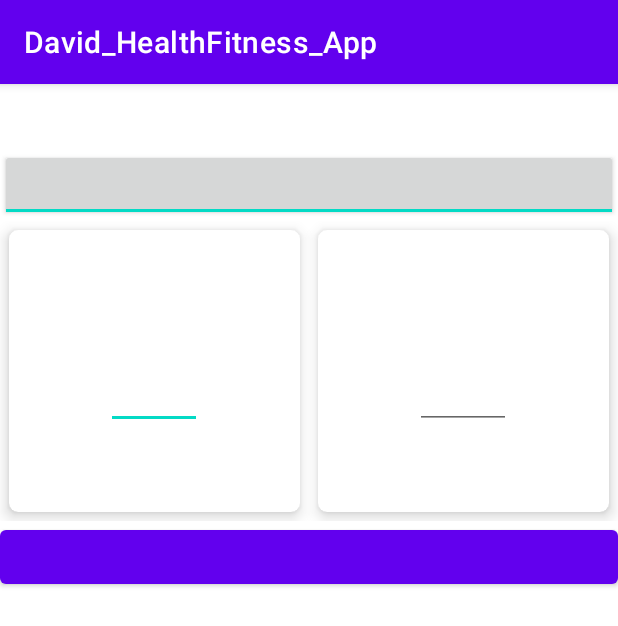
After one commit to MphoDave/David_HealthFitness_App, an Android app: the MainActivity screen opened directly, with no data from a screen before it, on a phone screen of 412 x 824 dp. The commit adds this screen. Shown: the top 626 px of the screen. Run offline under Robolectric (Android 15) with nearby library versions, the phone set to English and light mode, and no system bars.

```diff
--- a/app/src/main/AndroidManifest.xml
+++ b/app/src/main/AndroidManifest.xml
@@ -47,6 +47,8 @@
         </activity>
         <activity android:name=".HeartRateMonitor"  />
         <activity android:name=".Thermometer" />
+        <activity android:name=".MainActivity" />
+
     </application>
 
 </manifest>
--- /dev/null
+++ b/app/src/main/java/com/example/david_healthfitness_app/MainActivity.java
@@ -0,0 +1,127 @@
+package com.example.david_healthfitness_app;
+
+import static com.example.david_healthfitness_app.BMICalcUtil.BMI_CATEGORY_HEALTHY;
+import static com.example.david_healthfitness_app.BMICalcUtil.BMI_CATEGORY_OBESE;
+import static com.example.david_healthfitness_app.BMICalcUtil.BMI_CATEGORY_OVERWEIGHT;
+import static com.example.david_healthfitness_app.BMICalcUtil.BMI_CATEGORY_UNDERWEIGHT;
+
+import androidx.appcompat.app.AppCompatActivity;
+import androidx.cardview.widget.CardView;
+
+import android.graphics.Color;
+import android.os.Bundle;
+import android.view.View;
+import android.widget.Button;
+import android.widget.EditText;
+import android.widget.TextView;
+import android.widget.Toast;
+import android.widget.ToggleButton;
+
+public class MainActivity extends AppCompatActivity {
+    private EditText weightKgEditText, heightCmEditText;
+    private EditText weightLbsEditText, heightFtEditText, heightInEditText;
+    private Button calculateButton;
+    private TextView bmiTextView, categoryTextView;
+    private ToggleButton toggleUnitsButton;
+    private CardView bmiResultCardView;
+
+    private boolean inMetricUnits;
+
+    @Override
+    protected void onCreate(Bundle savedInstanceState) {
+        super.onCreate(savedInstanceState);
+        setContentView(R.layout.activity_main);
+
+        weightKgEditText = findViewById(R.id.activity_main_weightkgs);
+        heightCmEditText = findViewById(R.id.activity_main_heightcm);
+
+        weightLbsEditText = findViewById(R.id.activity_main_weightlbs);
+        heightFtEditText = findViewById(R.id.activity_main_heightfeet);
+        heightInEditText = findViewById(R.id.activity_main_heightinches);
+
+        calculateButton = findViewById(R.id.activity_main_calculate);
+        toggleUnitsButton = findViewById(R.id.activity_main_toggleunits);
+
+        bmiTextView = findViewById(R.id.activity_main_bmi);
+        categoryTextView = findViewById(R.id.activity_main_category);
+        bmiResultCardView = findViewById(R.id.activity_main_resultcard);
+
+        inMetricUnits = true;
+        updateInputsVisibility();
+        bmiResultCardView.setVisibility(View.GONE);
+
+        calculateButton.setOnClickListener(new View.OnClickListener() {
+            @Override
+            public void onClick(View view) {
+                if (inMetricUnits) {
+                    if (weightKgEditText.length() == 0 || heightCmEditText.length() == 0) {
+                        Toast.makeText(MainActivity.this, "Populate Weight and Height to Calculate BMI", Toast.LENGTH_SHORT).show();
+                    } else {
+                        double heightInCms = Double.parseDouble(heightCmEditText.getText().toString());
+                        double weightInKgs = Double.parseDouble(weightKgEditText.getText().toString());
+                        double bmi = BMICalcUtil.getInstance().calculateBMIMetric(heightInCms, weightInKgs);
+                        displayBMI(bmi);
+                    }
+                } else {
+                    if (weightLbsEditText.length() == 0 || heightFtEditText.length() == 0 || heightInEditText.length() == 0) {
+                        Toast.makeText(MainActivity.this, "Populate Weight and Height to Calculate BMI", Toast.LENGTH_SHORT).show();
+                    } else {
+                        double heightFeet = Double.parseDouble(heightFtEditText.getText().toString());
+                        double heightInches = Double.parseDouble(heightInEditText.getText().toString());
+                        double weightLbs = Double.parseDouble(weightLbsEditText.getText().toString());
+                        double bmi = BMICalcUtil.getInstance().calculateBMIImperial(heightFeet, heightInches, weightLbs);
+                        displayBMI(bmi);
+                    }
+                }
+            }
+        });
+
+        toggleUnitsButton.setOnClickListener(new View.OnClickListener() {
+            @Override
+            public void onClick(View view) {
+                inMetricUnits = !inMetricUnits;
+                updateInputsVisibility();
+            }
+        });
+    }
+
+    private void updateInputsVisibility() {
+        if (inMetricUnits) {
+            heightCmEditText.setVisibility(View.VISIBLE);
+            weightKgEditText.setVisibility(View.VISIBLE);
+            heightFtEditText.setVisibility(View.GONE);
+            heightInEditText.setVisibility(View.GONE);
+            weightLbsEditText.setVisibility(View.GONE);
+        } else {
+            heightCmEditText.setVisibility(View.GONE);
+            weightKgEditText.setVisibility(View.GONE);
+            heightFtEditText.setVisibility(View.VISIBLE);
+            heightInEditText.setVisibility(View.VISIBLE);
+            weightLbsEditText.setVisibility(View.VISIBLE);
+        }
+    }
+
+    private void displayBMI(double bmi) {
+        bmiResultCardView.setVisibility(View.VISIBLE);
+
+        bmiTextView.setText(String.format("%.2f", bmi));
+
+        String bmiCategory = BMICalcUtil.getInstance().classifyBMI(bmi);
+        categoryTextView.setText(bmiCategory);
+
+        switch (bmiCategory) {
+            case BMI_CATEGORY_UNDERWEIGHT:
+                bmiResultCardView.setCardBackgroundColor(Color.YELLOW);
+                break;
+            case BMI_CATEGORY_HEALTHY:
+                bmiResultCardView.setCardBackgroundColor(Color.GREEN);
+                break;
+            case BMI_CATEGORY_OVERWEIGHT:
+                bmiResultCardView.setCardBackgroundColor(Color.YELLOW);
+                break;
+            case BMI_CATEGORY_OBESE:
+                bmiResultCardView.setCardBackgroundColor(Color.RED);
+                break;
+        }
+    }
+}
--- /dev/null
+++ b/app/src/main/res/layout/activity_main.xml
@@ -0,0 +1,189 @@
+<?xml version="1.0" encoding="utf-8"?>
+<LinearLayout xmlns:android="http://schemas.android.com/apk/res/android"
+    xmlns:tools="http://schemas.android.com/tools"
+    android:layout_width="match_parent"
+    android:layout_height="match_parent"
+    xmlns:app="http://schemas.android.com/apk/res-auto"
+    tools:context=".MainActivity"
+    android:orientation="vertical">
+
+    <TextView
+        android:layout_width="match_parent"
+        android:layout_height="wrap_content"
+        android:gravity="center_horizontal"
+        android:text="@string/bmi_calculator"
+        android:textSize="32sp"/>
+
+    <ToggleButton
+        android:id="@+id/activity_main_toggleunits"
+        android:layout_width="match_parent"
+        android:layout_height="wrap_content"
+        android:checked="true"
+        android:textOff="@string/imperial_units"
+        android:textOn="@string/metric_units" />
+
+    <LinearLayout
+        android:layout_width="match_parent"
+        android:layout_height="200dp"
+        android:orientation="horizontal">
+
+        <androidx.cardview.widget.CardView
+            android:layout_width="0dp"
+            android:layout_weight="0.5"
+            android:layout_height="match_parent"
+            android:layout_margin="6dp"
+            app:cardElevation="6dp"
+            app:cardCornerRadius="6dp">
+
+            <LinearLayout
+                android:layout_width="match_parent"
+                android:layout_height="wrap_content"
+                android:orientation="vertical"
+                android:layout_gravity="center_vertical">
+
+                <TextView
+                    android:id="@+id/activity_main_heightlabel"
+                    android:layout_width="match_parent"
+                    android:layout_height="wrap_content"
+                    android:gravity="center_horizontal"
+                    android:text="@string/height"
+                    android:textSize="24sp"
+                    tools:text="height" />
+
+                <EditText
+                    android:id="@+id/activity_main_heightcm"
+                    android:layout_width="wrap_content"
+                    android:layout_height="wrap_content"
+                    android:ems="3"
+                    android:inputType="numberDecimal"
+                    android:layout_gravity="center_horizontal"
+                    android:gravity="center_horizontal"
+                    android:hint="@string/cm"/>
+
+                <LinearLayout
+                    android:layout_width="match_parent"
+                    android:layout_height="wrap_content"
+                    android:orientation="horizontal"
+                    android:gravity="center_horizontal">
+
+                    <EditText
+                        android:id="@+id/activity_main_heightfeet"
+                        android:layout_width="wrap_content"
+                        android:layout_height="wrap_content"
+                        android:ems="3"
+                        android:inputType="numberDecimal"
+                        android:gravity="center_horizontal"
+                        android:hint="@string/ft"/>
+
+                    <EditText
+                        android:id="@+id/activity_main_heightinches"
+                        android:layout_width="wrap_content"
+                        android:layout_height="wrap_content"
+                        android:ems="3"
+                        android:inputType="numberDecimal"
+                        android:gravity="center_horizontal"
+                        android:hint="@string/in"/>
+
+                </LinearLayout>
+
+            </LinearLayout>
+
+        </androidx.cardview.widget.CardView>
+
+        <androidx.cardview.widget.CardView
+            android:layout_width="0dp"
+            android:layout_weight="0.5"
+            android:layout_height="match_parent"
+            android:layout_margin="6dp"
+            app:cardElevation="6dp"
+            app:cardCornerRadius="6dp">
+
+            <LinearLayout
+                android:layout_width="match_parent"
+                android:layout_height="wrap_content"
+                android:orientation="vertical"
+                android:layout_gravity="center_vertical">
+
+                <TextView
+                    android:id="@+id/activity_main_weightlabel"
+                    android:layout_width="match_parent"
+                    android:layout_height="wrap_content"
+                    android:gravity="center_horizontal"
+                    android:text="@string/weight"
+                    android:textSize="24sp"/>
+
+                <EditText
+                    android:id="@+id/activity_main_weightkgs"
+                    android:layout_width="wrap_content"
+                    android:layout_height="wrap_content"
+                    android:ems="3"
+                    android:inputType="numberDecimal"
+                    android:layout_gravity="center_horizontal"
+                    android:gravity="center_horizontal"
+                    android:hint="@string/kg"/>
+
+                <EditText
+                    android:id="@+id/activity_main_weightlbs"
+                    android:layout_width="wrap_content"
+                    android:layout_height="wrap_content"
+                    android:ems="3"
+                    android:inputType="numberDecimal"
+                    android:layout_gravity="center_horizontal"
+                    android:gravity="center_horizontal"
+                    android:hint="@string/lbs"/>
+
+            </LinearLayout>
+        </androidx.cardview.widget.CardView>
+
+    </LinearLayout>
+
+    <Button
+        android:id="@+id/activity_main_calculate"
+        android:layout_width="match_parent"
+        android:layout_height="wrap_content"
+        android:layout_gravity="center_horizontal"
+        android:text="@string/calculate"
+        tools:text="calculate BMI" />
+
+    <androidx.cardview.widget.CardView
+        android:layout_width="match_parent"
+        android:layout_height="100dp"
+        app:cardCornerRadius="6dp"
+        app:cardMaxElevation="6dp"
+        android:layout_margin="6dp"
+        android:id="@+id/activity_main_resultcard">
+
+        <LinearLayout
+            android:layout_width="match_parent"
+            android:layout_height="wrap_content"
+            android:orientation="vertical"
+            android:layout_gravity="center_vertical">
+
+            <TextView
+                android:layout_width="match_parent"
+                android:layout_height="wrap_content"
+                android:gravity="center_horizontal"
+                android:text="@string/bmi"
+                android:textSize="24sp"/>
+
+            <TextView
+                android:layout_width="match_parent"
+                android:layout_height="wrap_content"
+                android:layout_gravity="center_horizontal"
+                android:gravity="center_horizontal"
+                android:id="@+id/activity_main_bmi"
+                android:textSize="20sp"/>
+
+            <TextView
+                android:layout_width="match_parent"
+                android:layout_height="wrap_content"
+                android:layout_gravity="center_horizontal"
+                android:gravity="center_horizontal"
+                android:id="@+id/activity_main_category"
+                android:textSize="16sp"/>
+
+        </LinearLayout>
+
+    </androidx.cardview.widget.CardView>
+
+</LinearLayout>
--- a/app/src/main/res/values/ids.xml
+++ b/app/src/main/res/values/ids.xml
@@ -1,4 +1,8 @@
 <?xml version="1.0" encoding="utf-8"?>
 <resources>
     <item name="action_settings" type="id" />
+    <item name="weight" type="id" />
+    <item name="height" type="id" />
+    <item name="calc" type="id" />
+    <item name="result" type="id" />
 </resources>
--- a/app/src/main/res/values/strings.xml
+++ b/app/src/main/res/values/strings.xml
@@ -2,4 +2,25 @@
     <string name="app_name">David_HealthFitness_App</string>
     <string name="title_activity_maps">Health Fitness</string>
     <string name="default_text" />
+    <string name="weight" />
+    <string name="height" />
+    <string name="calculateBMI" />
+    <string name="very_severely_underweight" />
+    <string name="severely_underweight" />
+    <string name="underweight" />
+    <string name="normal" />
+    <string name="overweight" />
+    <string name="obese_class_i" />
+    <string name="obese_class_ii" />
+    <string name="obese_class_iii" />
+    <string name="bmi" />
+    <string name="calculate" />
+    <string name="lbs" />
+    <string name="kg" />
+    <string name="in" />
+    <string name="ft" />
+    <string name="cm" />
+    <string name="metric_units" />
+    <string name="imperial_units" />
+    <string name="bmi_calculator" />
 </resources>
```
Also changed, not shown: app/src/main/java/com/example/david_healthfitness_app/BMICalcUtil.java (added, +39 -0 lines), app/src/main/java/com/example/david_healthfitness_app/MapsActivity.java (+8 -0 lines), app/src/main/res/layout/activity_maps.xml (+10 -0 lines).
